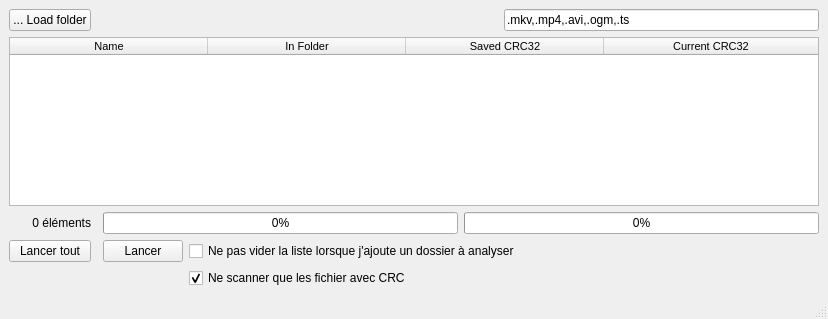
First picture: the form in gui.ui, repository seigneurfuo/crc32-gui, before the edit.
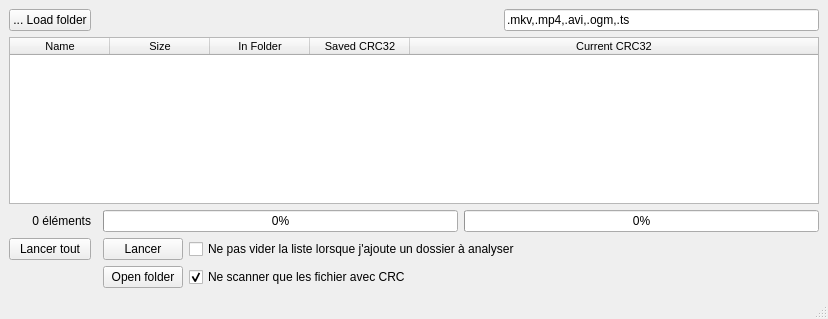
Second picture: the form after the edit.

Commit message: - Impossibilité de modifier le contenu des cellules - Ajout d'un bouton pour ouvrir le dossier contenant le fichier.

Patch:
```diff
--- a/gui.ui
+++ b/gui.ui
@@ -104,7 +104,7 @@
        <bool>false</bool>
       </attribute>
       <attribute name="horizontalHeaderMinimumSectionSize">
-       <number>198</number>
+       <number>32</number>
       </attribute>
       <attribute name="horizontalHeaderStretchLastSection">
        <bool>true</bool>
@@ -117,6 +117,11 @@
         <string>Name</string>
        </property>
       </column>
+      <column>
+       <property name="text">
+        <string>Size</string>
+       </property>
+      </column>
       <column>
        <property name="text">
         <string>In Folder</string>
@@ -152,6 +157,13 @@
       </item>
      </layout>
     </item>
+    <item row="6" column="2">
+     <widget class="QPushButton" name="pushButton_4">
+      <property name="text">
+       <string>Open folder</string>
+      </property>
+     </widget>
+    </item>
    </layout>
   </widget>
   <widget class="QMenuBar" name="menubar">
```
Left out of the diff: 3 changed lines with no effect on the pictures. The commit also changes 1 other file.
